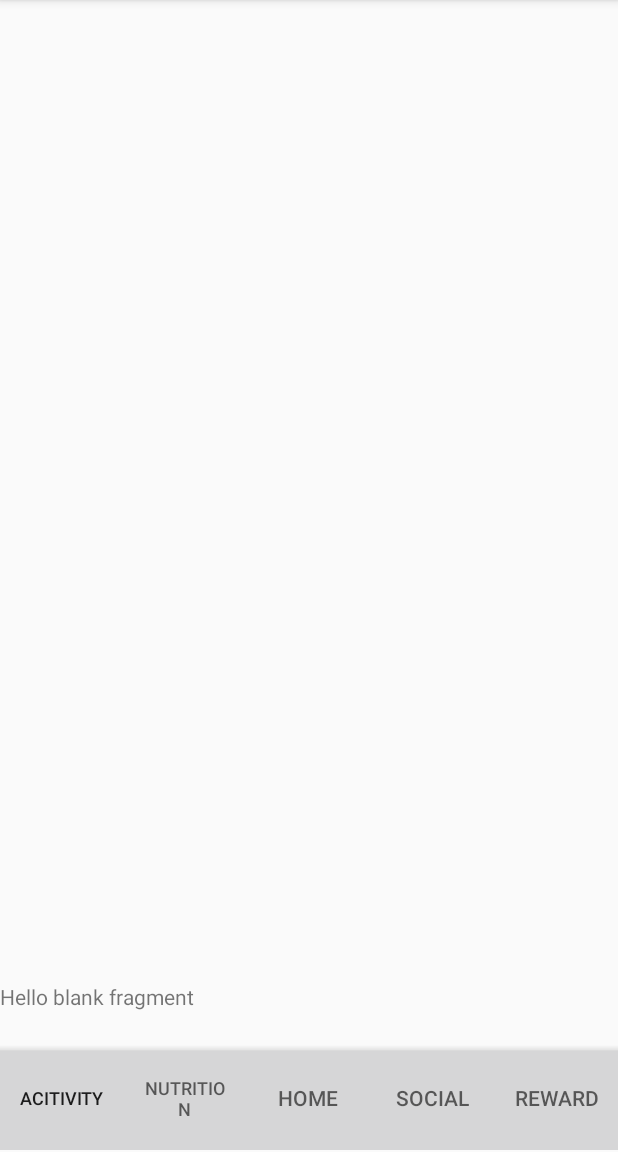
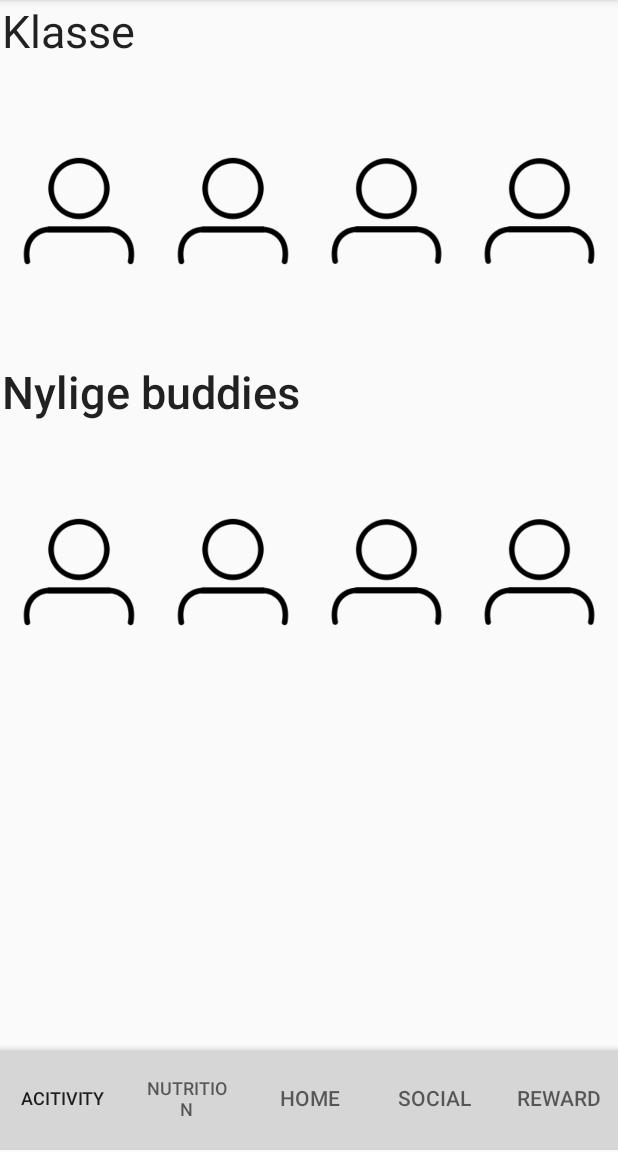
Before and after one commit to magnusbrok/Healthy, an Android app: the BottomMenu screen opened directly, with no data from a screen before it, on a phone screen of 412 x 824 dp, the part 84-1236 px from its top. Run offline under Robolectric (Android 15) with nearby library versions, the phone set to English and light mode, and no system bars.

Commit message:
Added some temporary layout to SocialPage

```diff
--- a/app/src/main/java/com/example/healthy/Social/SocialPage.java
+++ b/app/src/main/java/com/example/healthy/Social/SocialPage.java
@@ -10,6 +10,8 @@ import com.example.healthy.R;
 
 public class SocialPage extends AppCompatActivity {
 
+
+
     @Override
     protected void onCreate(Bundle savedInstanceState) {
         super.onCreate(savedInstanceState);
--- a/app/src/main/res/layout/activity_social_page.xml
+++ b/app/src/main/res/layout/activity_social_page.xml
@@ -6,10 +6,107 @@
     android:layout_height="match_parent"
     tools:context=".Social.SocialPage">
 
+    <LinearLayout
+        android:layout_width="409dp"
+        android:layout_height="567dp"
+        android:layout_marginBottom="51dp"
+        android:orientation="vertical"
+        app:layout_constraintBottom_toTopOf="@+id/menuFragment"
+        app:layout_constraintEnd_toEndOf="parent"
+        app:layout_constraintStart_toStartOf="parent"
+        app:layout_constraintTop_toTopOf="parent"
+        app:layout_constraintVertical_bias="0.0">
+
+        <TextView
+            android:id="@+id/socialTextClass"
+            android:layout_width="match_parent"
+            android:layout_height="wrap_content"
+            android:text="Klasse"
+            android:textAppearance="@style/TextAppearance.AppCompat.Body1"
+            android:textSize="30sp" />
+
+        <LinearLayout
+            android:layout_width="match_parent"
+            android:layout_height="wrap_content"
+            android:orientation="horizontal">
+
+            <ImageView
+                android:id="@+id/imageView4"
+                android:layout_width="wrap_content"
+                android:layout_height="wrap_content"
+                android:layout_weight="1"
+                app:srcCompat="@drawable/profile_icon" />
+
+            <ImageView
+                android:id="@+id/imageView5"
+                android:layout_width="wrap_content"
+                android:layout_height="wrap_content"
+                android:layout_weight="1"
+                app:srcCompat="@drawable/profile_icon" />
+
+            <ImageView
+                android:id="@+id/imageView6"
+                android:layout_width="wrap_content"
+                android:layout_height="wrap_content"
+                android:layout_weight="1"
+                app:srcCompat="@drawable/profile_icon" />
+
+            <ImageView
+                android:id="@+id/imageView8"
+                android:layout_width="wrap_content"
+                android:layout_height="wrap_content"
+                android:layout_weight="1"
+                app:srcCompat="@drawable/profile_icon" />
+        </LinearLayout>
+
+        <TextView
+            android:id="@+id/socialTextRecent"
+            android:layout_width="match_parent"
+            android:layout_height="wrap_content"
+            android:text="Nylige buddies"
+            android:textAppearance="@style/TextAppearance.AppCompat.Body2"
+            android:textSize="30sp" />
+
+        <LinearLayout
+            android:layout_width="match_parent"
+            android:layout_height="306dp"
+            android:orientation="horizontal">
+
+            <ImageView
+                android:id="@+id/imageView9"
+                android:layout_width="wrap_content"
+                android:layout_height="wrap_content"
+                android:layout_weight="1"
+                app:srcCompat="@drawable/profile_icon" />
+
+            <ImageView
+                android:id="@+id/imageView10"
+                android:layout_width="wrap_content"
+                android:layout_height="wrap_content"
+                android:layout_weight="1"
+                app:srcCompat="@drawable/profile_icon" />
+
+            <ImageView
+                android:id="@+id/imageView11"
+                android:layout_width="wrap_content"
+                android:layout_height="wrap_content"
+                android:layout_weight="1"
+                app:srcCompat="@drawable/profile_icon" />
+
+            <ImageView
+                android:id="@+id/imageView12"
+                android:layout_width="wrap_content"
+                android:layout_height="wrap_content"
+                android:layout_weight="1"
+                app:srcCompat="@drawable/profile_icon" />
+        </LinearLayout>
+
+    </LinearLayout>
+
     <FrameLayout
         android:id="@+id/menuFragment"
-        android:layout_width="0dp"
-        android:layout_height="112dp"
+        android:layout_width="413dp"
+        android:layout_height="78dp"
         android:layout_marginBottom="1dp"
         app:layout_constraintBottom_toBottomOf="parent"
         app:layout_constraintEnd_toEndOf="parent"
--- a/app/src/main/res/layout/fragment_bottom_menu.xml
+++ b/app/src/main/res/layout/fragment_bottom_menu.xml
@@ -20,7 +20,8 @@
         android:focusable="true"
         android:onClick="onClick"
         app:layout_anchor="@+id/bottomAppBar"
-        app:layout_anchorGravity="center">
+        app:layout_anchorGravity="center"
+        app:tabMaxWidth="264dp">
 
         <com.google.android.material.tabs.TabItem
             android:id="@+id/tabActivity"
@@ -53,10 +54,5 @@
             android:text="Reward" />
     </com.google.android.material.tabs.TabLayout>
 
-    <TextView
-        android:layout_width="match_parent"
-        android:layout_height="match_parent"
-        android:text="@string/hello_blank_fragment" />
-
 
 </androidx.coordinatorlayout.widget.CoordinatorLayout>
```
